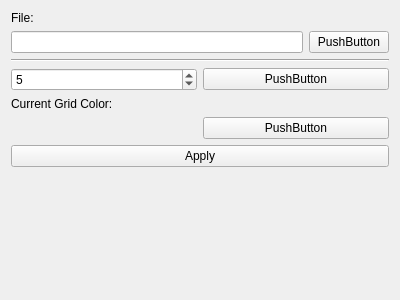
Qt form ui/MenuWidget.ui (koalas11/mcs-project-2) before a commit.
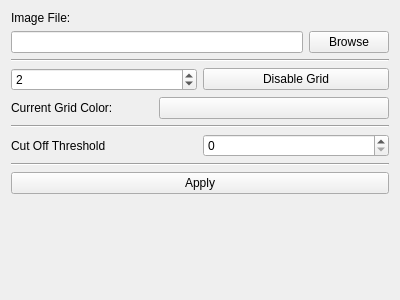
The same form after that commit.

What changed in the file:
```diff
--- a/ui/MenuWidget.ui
+++ b/ui/MenuWidget.ui
@@ -23,7 +23,7 @@
       </sizepolicy>
      </property>
      <property name="text">
-      <string>File: </string>
+      <string>Image File:</string>
      </property>
     </widget>
    </item>
@@ -35,7 +35,7 @@
      <item>
       <widget class="QPushButton" name="ImageBrowseButton">
        <property name="text">
-        <string>PushButton</string>
+        <string>Browse</string>
        </property>
       </widget>
      </item>
@@ -56,53 +56,103 @@
      <item>
       <widget class="QSpinBox" name="GridSizeSpinBox">
        <property name="minimum">
-        <number>2</number>
+        <number>1</number>
        </property>
        <property name="maximum">
         <number>100</number>
        </property>
        <property name="value">
-        <number>5</number>
+        <number>2</number>
        </property>
       </widget>
      </item>
      <item>
       <widget class="QPushButton" name="ToggleGridButton">
        <property name="text">
-        <string>PushButton</string>
+        <string>Disable Grid</string>
        </property>
       </widget>
      </item>
     </layout>
    </item>
    <item>
-    <widget class="QLabel" name="GridColorLabel">
-     <property name="text">
-      <string>Current Grid Color:</string>
-     </property>
-    </widget>
-   </item>
-   <item>
-    <layout class="QHBoxLayout" name="horizontalLayout">
+    <layout class="QHBoxLayout" name="GridColorLayout">
      <property name="topMargin">
       <number>0</number>
      </property>
      <item>
-      <widget class="QLabel" name="GridColorValueLabel">
+      <widget class="QLabel" name="GridColorLabel">
+       <property name="sizePolicy">
+        <sizepolicy hsizetype="Maximum" vsizetype="Preferred">
+         <horstretch>0</horstretch>
+         <verstretch>0</verstretch>
+        </sizepolicy>
+       </property>
+       <property name="text">
+        <string>Current Grid Color:</string>
+       </property>
+      </widget>
+     </item>
+     <item>
+      <spacer name="horizontalSpacer">
+       <property name="orientation">
+        <enum>Qt::Orientation::Horizontal</enum>
+       </property>
+       <property name="sizeType">
+        <enum>QSizePolicy::Policy::Maximum</enum>
+       </property>
+       <property name="sizeHint" stdset="0">
+        <size>
+         <width>40</width>
+         <height>20</height>
+        </size>
+       </property>
+      </spacer>
+     </item>
+     <item>
+      <widget class="QPushButton" name="GridColorValue">
        <property name="text">
         <string notr="true"/>
        </property>
       </widget>
      </item>
+    </layout>
+   </item>
+   <item>
+    <widget class="Line" name="line_3">
+     <property name="orientation">
+      <enum>Qt::Orientation::Horizontal</enum>
+     </property>
+    </widget>
+   </item>
+   <item>
+    <layout class="QHBoxLayout" name="CutOffThresholdLayout">
+     <property name="topMargin">
+      <number>0</number>
+     </property>
      <item>
-      <widget class="QPushButton" name="GridColorBrowseButton">
+      <widget class="QLabel" name="CutOffThresholdLabel">
        <property name="text">
-        <string>PushButton</string>
+        <string>Cut Off Threshold</string>
+       </property>
+      </widget>
+     </item>
+     <item>
+      <widget class="QSpinBox" name="CutOffThresholdSpinBox">
+       <property name="maximum">
+        <number>100</number>
        </property>
       </widget>
      </item>
     </layout>
    </item>
+   <item>
+    <widget class="Line" name="line_2">
+     <property name="orientation">
+      <enum>Qt::Orientation::Horizontal</enum>
+     </property>
+    </widget>
+   </item>
    <item>
     <widget class="QPushButton" name="ApplyButton">
      <property name="text">
```
Left out of the diff: 4 changed lines with no effect on the pictures.
